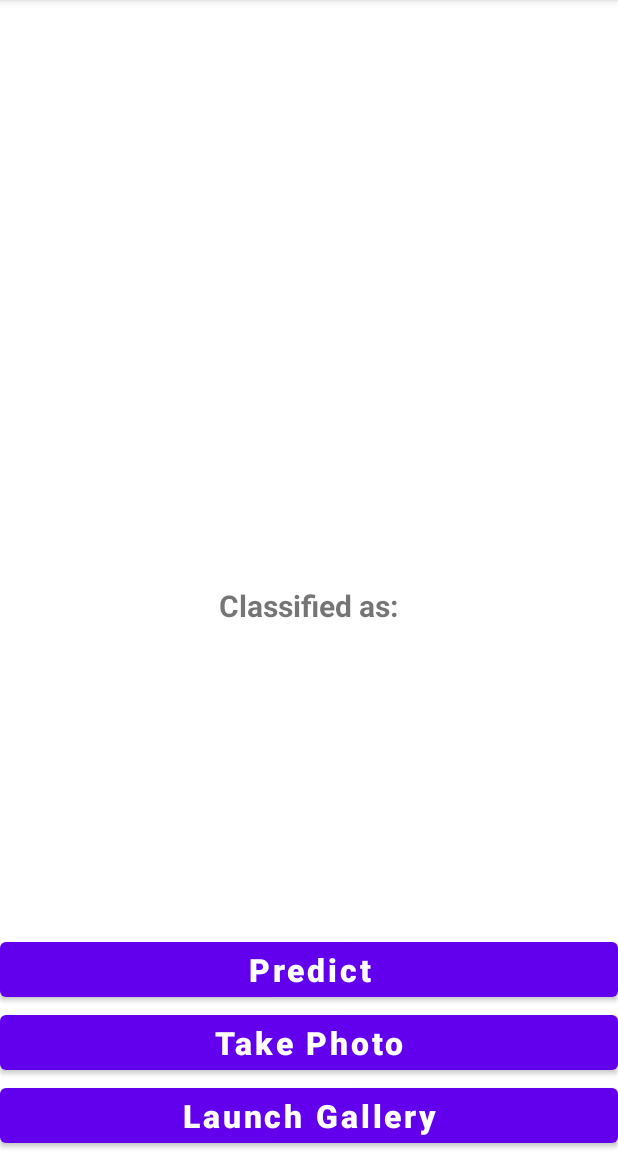
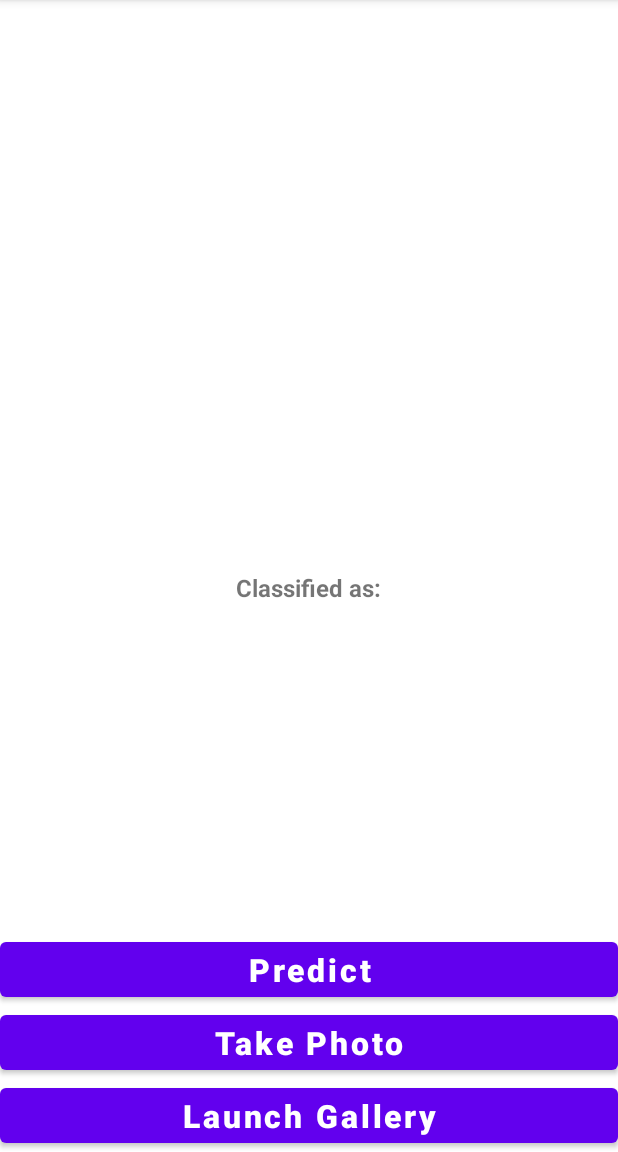
Before and after one commit to Rebecca256/Corn_FAW_Detector, an Android app: the screen it shows after launch (MainActivity), on a phone screen of 412 x 824 dp, the part 84-1236 px from its top. Run offline under Robolectric (Android 15) with nearby library versions, the phone set to English and light mode, and no system bars; libraries missing offline, so code that uses them is left out: org.tensorflow.lite.

```diff
--- a/app/src/main/res/layout/activity_main.xml
+++ b/app/src/main/res/layout/activity_main.xml
@@ -26,10 +26,10 @@
         android:layout_centerHorizontal="true"
         android:text="Classified as:"
         android:textStyle="bold"
-        android:textSize="20sp"
+        android:textSize="16sp"
         android:id="@+id/classified"
         android:layout_below="@+id/imageView"
-        android:layout_marginTop="10sp"
+        android:layout_marginTop="0.5sp"
         />
 
     <TextView
```
Also changed, not shown: app/src/main/java/com/example/cornfawdetector/MainActivity.java (+15 -23 lines), 1 other file.
